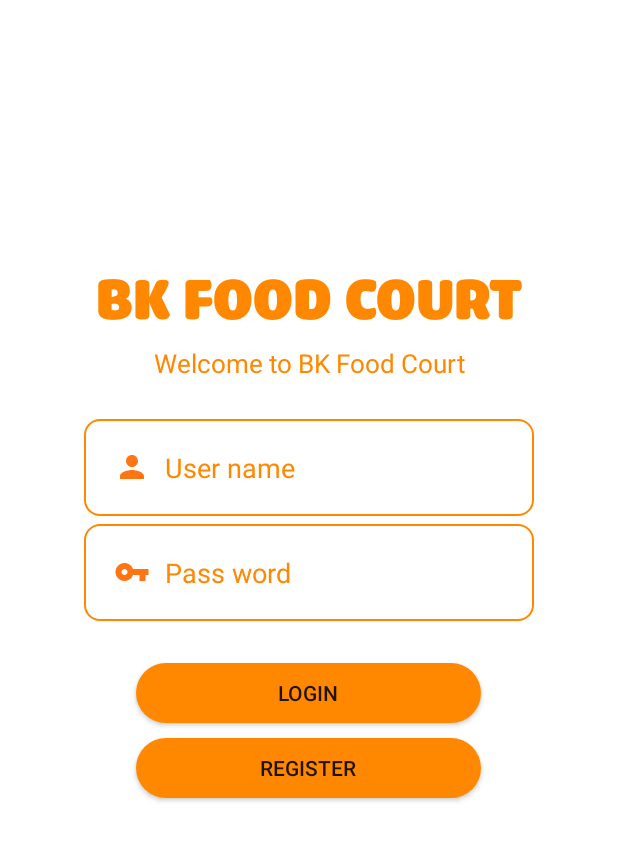
After one commit to trunghieule0301/Food-court, an Android app: the Login screen opened directly, with no data from a screen before it, on a phone screen of 412 x 824 dp. The commit adds this screen. Shown: the top 841 px of the screen. Run offline under Robolectric (Android 15) with nearby library versions, the phone set to English and light mode, and no system bars; our stand-ins replace Volley; network calls fail.

Commit message:
Login fagment -> Activity

```diff
--- a/app/src/main/AndroidManifest.xml
+++ b/app/src/main/AndroidManifest.xml
@@ -11,8 +11,9 @@
         android:roundIcon="@mipmap/ic_launcher_round"
         android:supportsRtl="true"
         android:theme="@style/AppTheme">
-        <activity android:name=".RegisterActivity"></activity>
-        <activity android:name=".ui.foodstall.foodDetail"></activity>
+        <activity android:name=".Login"></activity>
+        <activity android:name=".RegisterActivity" />
+        <activity android:name=".ui.foodstall.foodDetail" />
         <activity android:name=".MainActivity">
             <intent-filter>
                 <action android:name="android.intent.action.MAIN" />
--- /dev/null
+++ b/app/src/main/java/com/example/myapplication/Login.java
@@ -0,0 +1,130 @@
+package com.example.myapplication;
+
+import androidx.appcompat.app.AppCompatActivity;
+
+import android.content.Intent;
+import android.content.LocusId;
+import android.os.Bundle;
+import android.util.Log;
+import android.view.View;
+import android.widget.Button;
+import android.widget.EditText;
+import android.widget.Toast;
+
+import com.android.volley.Request;
+import com.android.volley.RequestQueue;
+import com.android.volley.Response;
+import com.android.volley.VolleyError;
+import com.android.volley.toolbox.JsonArrayRequest;
+import com.android.volley.toolbox.Volley;
+
+import org.json.JSONArray;
+import org.json.JSONException;
+import org.json.JSONObject;
+
+import java.util.ArrayList;
+
+public class Login extends AppCompatActivity {
+    Button buttonLogin, buttonRegister;
+    EditText editTextAccount, editTextPassword;
+    ArrayList<Customer> arrayListCustomer;
+    private String url = "http://foodcourt2020.medianewsonline.com/getCusData.php";
+    @Override
+    protected void onCreate(Bundle savedInstanceState) {
+        super.onCreate(savedInstanceState);
+        setContentView(R.layout.activity_login);
+
+        // Anh xa
+        buttonLogin = (Button) findViewById(R.id.btnLogin);
+
+        buttonRegister = (Button) findViewById(R.id.btnRegister);
+
+        editTextAccount = (EditText) findViewById(R.id.edtAccount);
+
+        editTextPassword = (EditText) findViewById(R.id.edtPassword);
+        loadLoginActivity();
+    }
+
+    @Override
+    protected void onResume() {
+        super.onResume();
+        loadLoginActivity();
+    }
+
+    private void loadLoginActivity(){
+        arrayListCustomer = new ArrayList<>();
+        GetCustomerData(url, arrayListCustomer);
+
+        buttonLogin.setOnClickListener(new View.OnClickListener() {
+            @Override
+            public void onClick(View view) {
+//                Toast.makeText(getActivity(), editTextAccount.getText().toString(), Toast.LENGTH_SHORT).show();
+                if (editTextAccount.getText().toString().equals("") || editTextPassword.getText().toString().equals("")){
+                    Toast.makeText(Login.this, "Please fill account and password", Toast.LENGTH_SHORT).show();
+                }
+                else{
+                    if (CheckAccount(editTextAccount.getText().toString(),editTextPassword.getText().toString())){
+                        Toast.makeText(Login.this, "Login success", Toast.LENGTH_SHORT).show();
+                        Intent intent = new Intent(Login.this, MainActivity.class);
+                        startActivity(intent);
+                    }
+                    else{
+                        Toast.makeText(Login.this, "Login fail", Toast.LENGTH_SHORT).show();
+                    }
+                }
+            }
+        });
+
+        buttonRegister.setOnClickListener(new View.OnClickListener() {
+            @Override
+            public void onClick(View view) {
+                Toast.makeText(Login.this, "Register", Toast.LENGTH_SHORT).show();
+                Intent intent = new Intent(Login.this, RegisterActivity.class);
+                startActivity(intent);
+
+            }
+        });
+    }
+    public boolean CheckAccount(String account, String password){
+        for (int i = 0; i < arrayListCustomer.size(); i++){
+            if (arrayListCustomer.get(i).getAccount().equals(account) && arrayListCustomer.get(i).getPassword().equals(password)) {
+                return true;
+            }
+        }
+        return false;
+    }
+    public void GetCustomerData(String url, ArrayList<Customer> arrayListCustomer){
+        RequestQueue requestQueue = Volley.newRequestQueue(this);
+        JsonArrayRequest jsonArrayRequest = new JsonArrayRequest(Request.Method.GET, url, null,
+                new Response.Listener<JSONArray>() {
+                    @Override
+                    public void onResponse(JSONArray response) {
+                        Toast.makeText(Login.this, "Load Customer Data success", Toast.LENGTH_SHORT).show();
+                        for (int i = 0;i < response.length(); i++){
+                            try {
+                                JSONObject object = response.getJSONObject(i);
+                                arrayListCustomer.add(new Customer(
+                                        object.getInt("ID"),
+                                        object.getString("Account"),
+                                        object.getString("Name"),
+                                        object.getString("Email"),
+                                        object.getString("PassWord"),
+                                        object.getInt("Age"),
+                                        object.getString("Sex"),
+                                        object.getString("Address")));
+                            } catch (JSONException e) {
+                                e.printStackTrace();
+                            }
+                        }
+                    }
+                },
+                new Response.ErrorListener() {
+                    @Override
+                    public void onErrorResponse(VolleyError error) {
+                        Toast.makeText(Login.this, "Load data fail due to " + error.toString(), Toast.LENGTH_SHORT).show();
+
+                    }
+                });
+        requestQueue.add(jsonArrayRequest);
+    }
+}
--- a/app/src/main/java/com/example/myapplication/RegisterActivity.java
+++ b/app/src/main/java/com/example/myapplication/RegisterActivity.java
@@ -24,7 +24,7 @@ import java.util.Map;
 public class RegisterActivity extends AppCompatActivity {
     Button buttonCancelRegister, buttonRegisterReal;
     EditText editTextAccountRegister, editTextUsernameRegister, editTextEmailRegister, editTextPasswordRegister, editTextAgeRegister, editTextSexRegister, editTextAddressRegister;
-    String urlInsertCustomer = "http://172.16.15.51/foodcourtdb/insertCustomer.php";
+    String urlInsertCustomer = "http://foodcourt2020.medianewsonline.com/insertCustomer.php";
     @Override
     protected void onCreate(Bundle savedInstanceState) {
         super.onCreate(savedInstanceState);
@@ -79,8 +79,7 @@ public class RegisterActivity extends AppCompatActivity {
                     public void onResponse(String response) {
                         if (response.trim().equals("Success")){
                             Toast.makeText(RegisterActivity.this, "Register successful", Toast.LENGTH_SHORT).show();
-                            Intent intent = new Intent(RegisterActivity.this, AccountFragment.class);
-                            startActivity(intent);
+                            finish();
                         }
                         else{
                             Toast.makeText(RegisterActivity.this, "Register Fail", Toast.LENGTH_SHORT).show();
--- /dev/null
+++ b/app/src/main/res/layout/activity_login.xml
@@ -0,0 +1,90 @@
+<?xml version="1.0" encoding="utf-8"?>
+<FrameLayout xmlns:android="http://schemas.android.com/apk/res/android"
+    xmlns:app="http://schemas.android.com/apk/res-auto"
+    xmlns:tools="http://schemas.android.com/tools"
+    android:layout_width="match_parent"
+    android:layout_height="match_parent"
+    tools:context=".ui.account.AccountFragment"
+    android:background="@android:color/white">
+
+    <FrameLayout
+        android:layout_width="match_parent"
+        android:layout_height="match_parent">
+        <Button
+            android:layout_width="match_parent"
+            android:layout_height="match_parent"
+            android:background="@android:color/transparent"/>
+    </FrameLayout>
+    <FrameLayout
+        android:layout_width="match_parent"
+        android:layout_height="match_parent">
+        <TextView
+            android:layout_width="match_parent"
+            android:layout_height="70dp"
+            android:layout_marginTop="-210dp"
+            android:text="BK FOOD COURT"
+            android:textSize="40dp"
+            android:textColor="@android:color/holo_orange_dark"
+            android:textStyle="bold"
+            android:fontFamily="@font/icel"
+            android:layout_gravity="center"
+            android:textAlignment="center" />
+        <TextView
+            android:layout_width="wrap_content"
+            android:layout_height="wrap_content"
+            android:layout_marginTop="-170dp"
+            android:textAlignment="center"
+            android:textColor="@android:color/holo_orange_dark"
+            android:layout_gravity="center"
+            android:textSize="17dp"
+            android:text="Welcome to BK Food Court"/>
+        <EditText
+            android:id="@+id/edtAccount"
+            android:layout_width="300dp"
+            android:layout_height="wrap_content"
+            android:inputType="text"
+            android:hint="User name"
+            android:textColorHint="@android:color/holo_orange_dark"
+            android:layout_gravity="center"
+            android:drawableLeft="@drawable/ic_person"
+            android:drawablePadding="10dp"
+            android:layout_marginTop="-100dp"
+            android:textColor="@android:color/holo_orange_dark"
+            android:padding="20dp"
+            android:background="@drawable/edit"
+            />
+        <EditText
+            android:id="@+id/edtPassword"
+            android:layout_width="300dp"
+            android:layout_height="wrap_content"
+            android:inputType="textPassword"
+            android:hint="Pass word"
+            android:textColorHint="@android:color/holo_orange_dark"
+            android:layout_gravity="center"
+            android:drawableLeft="@drawable/ic_key"
+            android:drawablePadding="10dp"
+            android:layout_marginTop="-30dp"
+            android:textColor="@android:color/holo_orange_dark"
+            android:padding="20dp"
+            android:background="@drawable/edit"
+            />
+        <Button
+            android:id="@+id/btnLogin"
+            android:layout_width="230dp"
+            android:layout_height="40dp"
+            android:layout_gravity="center"
+            android:text="Login"
+            android:layout_marginTop="50dp"
+            android:background="@drawable/button"
+            />
+        <Button
+            android:id="@+id/btnRegister"
+            android:layout_width="230dp"
+            android:layout_height="40dp"
+            android:layout_gravity="center"
+            android:text="Register"
+            android:layout_marginTop="100dp"
+            android:background="@drawable/button"
+            />
+    </FrameLayout>
+</FrameLayout>
```
Also changed, not shown: app/src/main/java/com/example/myapplication/ui/account/AccountFragment.java (+98 -91 lines), app/src/main/res/layout/fragment_account.xml (+80 -80 lines).
